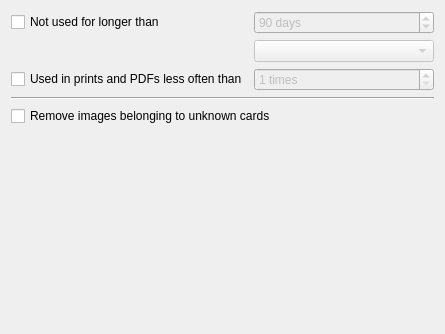
First picture: the form in mtg_proxy_printer/resources/ui/cache_cleanup_wizard/filter_setup_page.ui, repository luziferius/MTGProxyPrinter, before the edit.
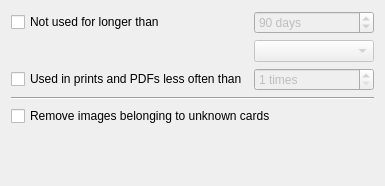
Second picture: the form after the edit.

Commit message:
Added the second cache cleanup wizard UI page. Register both in the resources.qrc file.
FossilOrigin-Name: 8eabb5c010d897db10ba19a7faa20b463220b74ef94c5c23b585566cb58807e6

```diff
--- a/mtg_proxy_printer/resources/ui/cache_cleanup_wizard/filter_setup_page.ui
+++ b/mtg_proxy_printer/resources/ui/cache_cleanup_wizard/filter_setup_page.ui
@@ -6,8 +6,8 @@
    <rect>
     <x>0</x>
     <y>0</y>
-    <width>445</width>
-    <height>334</height>
+    <width>385</width>
+    <height>186</height>
    </rect>
   </property>
   <property name="windowTitle">
@@ -17,7 +17,7 @@
    <string>Cleanup local image database</string>
   </property>
   <property name="subTitle">
-   <string>Optionally pre-select images for removal based on these conditions</string>
+   <string>Optionally set automatic cleanup conditions. These will be used to select images for removal.</string>
   </property>
   <layout class="QGridLayout" name="gridLayout">
    <item row="4" column="0" colspan="2">
```
The commit also changes 2 other files.
